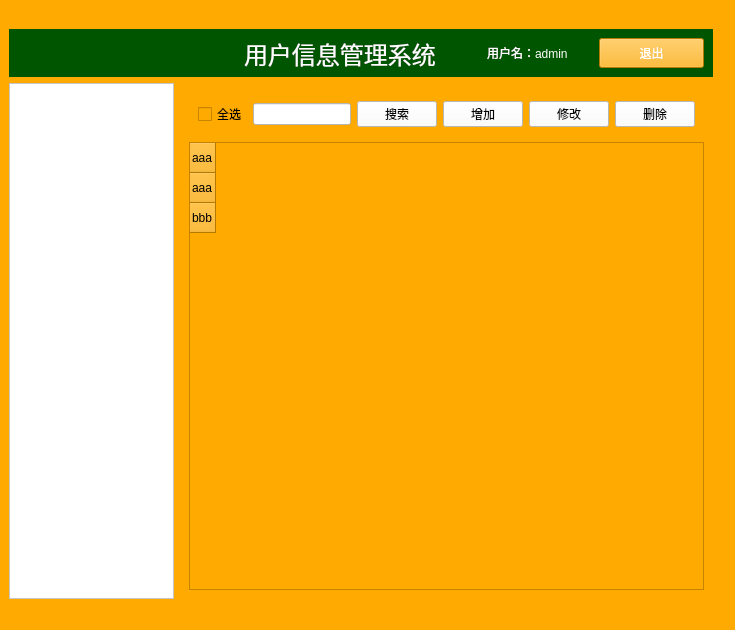
The window that mainwindow.ui (ZhouZihan-2005/ZhouZihan--) describes before a commit, drawn with Qt 5.
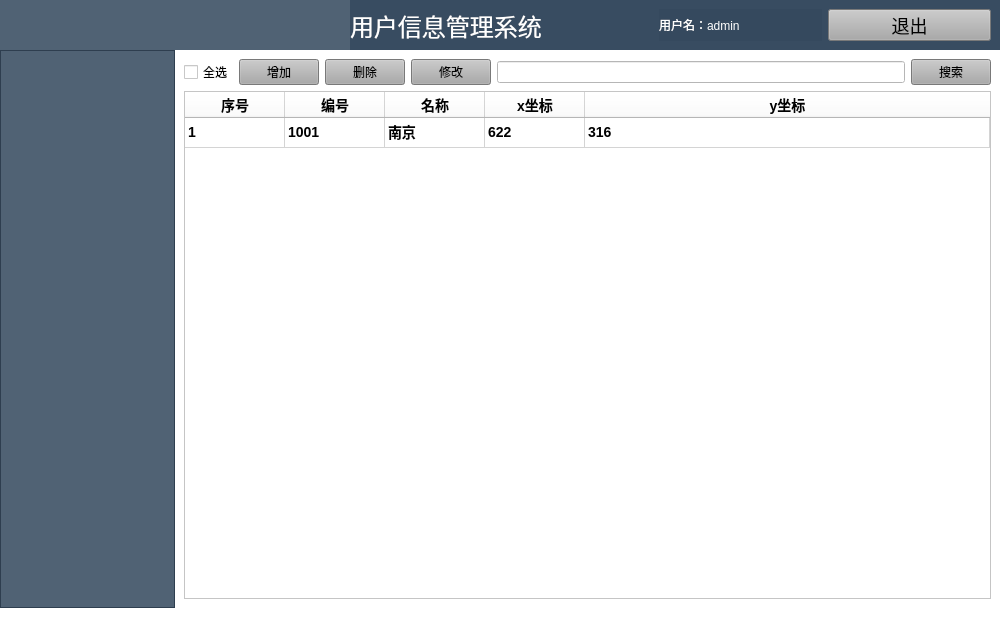
The same window after the commit.

```diff
--- a/mainwindow.ui
+++ b/mainwindow.ui
@@ -6,7 +6,7 @@
    <rect>
     <x>0</x>
     <y>0</y>
-    <width>735</width>
+    <width>1000</width>
     <height>630</height>
    </rect>
   </property>
@@ -22,25 +22,54 @@
   <property name="toolTip">
    <string>这是信息管理系统</string>
   </property>
+  <property name="layoutDirection">
+   <enum>Qt::LayoutDirection::LeftToRight</enum>
+  </property>
   <property name="styleSheet">
-   <string notr="true">background-color: rgb(255, 170, 0);</string>
+   <string notr="true">
+background-color: rgb(255, 255, 255);</string>
+  </property>
+  <property name="iconSize">
+   <size>
+    <width>30</width>
+    <height>30</height>
+   </size>
   </property>
   <widget class="QWidget" name="centralwidget">
-   <layout class="QGridLayout" name="gridLayout">
-    <item row="0" column="2">
-     <widget class="QLabel" name="label_2">
-      <property name="text">
-       <string/>
+   <layout class="QGridLayout" name="gridLayout" rowstretch="0,0">
+    <property name="leftMargin">
+     <number>0</number>
+    </property>
+    <property name="topMargin">
+     <number>0</number>
+    </property>
+    <property name="rightMargin">
+     <number>0</number>
+    </property>
+    <property name="bottomMargin">
+     <number>0</number>
+    </property>
+    <property name="spacing">
+     <number>0</number>
+    </property>
+    <item row="0" column="0" colspan="2">
+     <widget class="QWidget" name="bg_title" native="true">
+      <property name="minimumSize">
+       <size>
+        <width>0</width>
+        <height>50</height>
+       </size>
       </property>
-     </widget>
-    </item>
-    <item row="1" column="0" colspan="2">
-     <widget class="QWidget" name="widget_2" native="true">
+      <property name="maximumSize">
+       <size>
+        <width>16777215</width>
+        <height>50</height>
+       </size>
+      </property>
       <property name="styleSheet">
-       <string notr="true">background-color: rgb(0, 85, 0);
-color: rgb(255, 255, 255);</string>
+       <string notr="true">background-color:rgba(52, 73, 94, 220)</string>
       </property>
-      <layout class="QHBoxLayout" name="horizontalLayout_2" stretch="1,1,1">
+      <layout class="QHBoxLayout" name="horizontalLayout_2" stretch="0,0,0">
        <property name="spacing">
         <number>0</number>
        </property>
@@ -71,13 +100,19 @@
        </item>
        <item>
         <widget class="QLabel" name="label">
+         <property name="minimumSize">
+          <size>
+           <width>300</width>
+           <height>0</height>
+          </size>
+         </property>
          <property name="font">
           <font>
            <pointsize>18</pointsize>
           </font>
          </property>
          <property name="styleSheet">
-          <string notr="true"/>
+          <string notr="true">color:rgb(255, 255, 255)</string>
          </property>
          <property name="text">
           <string>用户信息管理系统</string>
@@ -86,9 +121,18 @@
        </item>
        <item>
         <widget class="QWidget" name="widget" native="true">
+         <property name="minimumSize">
+          <size>
+           <width>350</width>
+           <height>0</height>
+          </size>
+         </property>
          <layout class="QHBoxLayout" name="horizontalLayout">
           <item>
-           <widget class="QLabel" name="label_3">
+           <widget class="QLabel" name="lb_user">
+            <property name="styleSheet">
+             <string notr="true">color:white</string>
+            </property>
             <property name="text">
              <string>用户名：admin</string>
             </property>
@@ -103,8 +147,9 @@
              </size>
             </property>
             <property name="styleSheet">
-             <string notr="true">background-color: rgb(255, 170, 0);
-color: rgb(255, 255, 255);</string>
+             <string notr="true">background-color: rgb(170, 170, 170);
+color: rgb(0, 0, 0);
+font-size:18px;</string>
             </property>
             <property name="text">
              <string>退出</string>
@@ -117,7 +162,7 @@
       </layout>
      </widget>
     </item>
-    <item row="2" column="0">
+    <item row="1" column="0">
      <widget class="QTreeWidget" name="treeWidget">
       <property name="maximumSize">
        <size>
@@ -126,7 +171,9 @@
        </size>
       </property>
       <property name="styleSheet">
-       <string notr="true">background-color: rgb(255, 255, 255);</string>
+       <string notr="true">background-color: rgba(52, 73, 94, 220);
+color: rgb(255, 255, 255);
+font-size:18px;</string>
       </property>
       <attribute name="headerVisible">
        <bool>false</bool>
@@ -138,8 +185,15 @@
       </column>
      </widget>
     </item>
-    <item row="2" column="1">
+    <item row="1" column="1">
      <widget class="QStackedWidget" name="stackedWidget">
+      <property name="styleSheet">
+       <string notr="true">
+background-color: rgb(255, 255, 255);</string>
+      </property>
+      <property name="lineWidth">
+       <number>1</number>
+      </property>
       <widget class="QWidget" name="page">
        <layout class="QGridLayout" name="gridLayout_2">
         <item row="0" column="0">
@@ -148,6 +202,18 @@
            <string notr="true">color: rgb(0, 0, 0);</string>
           </property>
           <layout class="QHBoxLayout" name="horizontalLayout_3">
+           <property name="leftMargin">
+            <number>0</number>
+           </property>
+           <property name="topMargin">
+            <number>0</number>
+           </property>
+           <property name="rightMargin">
+            <number>0</number>
+           </property>
+           <property name="bottomMargin">
+            <number>0</number>
+           </property>
            <item>
             <widget class="QCheckBox" name="checkBox">
              <property name="styleSheet">
@@ -158,76 +224,127 @@
              </property>
             </widget>
            </item>
-           <item>
-            <widget class="QLineEdit" name="lineEdit">
-             <property name="styleSheet">
-              <string notr="true">background-color: rgb(255, 255, 255);</string>
-             </property>
-            </widget>
-           </item>
-           <item>
-            <widget class="QPushButton" name="pushButton_5">
-             <property name="styleSheet">
-              <string notr="true">background-color: rgb(255, 255, 255);</string>
-             </property>
-             <property name="text">
-              <string>搜索</string>
-             </property>
-            </widget>
-           </item>
            <item>
             <widget class="QPushButton" name="pushButton_4">
              <property name="styleSheet">
-              <string notr="true">background-color: rgb(255, 255, 255);</string>
+              <string notr="true">
+background-color: rgb(170, 170, 170);</string>
              </property>
              <property name="text">
               <string>增加</string>
              </property>
             </widget>
            </item>
-           <item>
-            <widget class="QPushButton" name="pushButton_2">
-             <property name="styleSheet">
-              <string notr="true">background-color: rgb(255, 255, 255);</string>
-             </property>
-             <property name="text">
-              <string>修改</string>
-             </property>
-            </widget>
-           </item>
            <item>
             <widget class="QPushButton" name="pushButton_3">
              <property name="styleSheet">
-              <string notr="true">background-color: rgb(255, 255, 255);</string>
+              <string notr="true">background-color: rgb(170, 170, 170);</string>
              </property>
              <property name="text">
               <string>删除</string>
              </property>
             </widget>
            </item>
+           <item>
+            <widget class="QPushButton" name="pushButton_2">
+             <property name="styleSheet">
+              <string notr="true">background-color: rgb(170, 170, 170);</string>
+             </property>
+             <property name="text">
+              <string>修改</string>
+             </property>
+            </widget>
+           </item>
+           <item>
+            <widget class="QLineEdit" name="lineEdit">
+             <property name="styleSheet">
+              <string notr="true">background-color: rgb(255, 255, 255);</string>
+             </property>
+            </widget>
+           </item>
+           <item>
+            <widget class="QPushButton" name="pushButton_5">
+             <property name="styleSheet">
+              <string notr="true">background-color: rgb(170, 170, 170);
+</string>
+             </property>
+             <property name="text">
+              <string>搜索</string>
+             </property>
+            </widget>
+           </item>
           </layout>
          </widget>
         </item>
         <item row="1" column="0">
          <widget class="QTableWidget" name="tableWidget">
           <property name="styleSheet">
-           <string notr="true">color: rgb(0, 0, 0);</string>
+           <string notr="true">color:black;
+
+font-size:14px;
+font-weight:bold;
+text-align:center;
+height:30px;
+
+</string>
           </property>
-          <row>
+          <attribute name="horizontalHeaderStretchLastSection">
+           <bool>true</bool>
+          </attribute>
+          <attribute name="verticalHeaderVisible">
+           <bool>false</bool>
+          </attribute>
+          <row/>
+          <column>
            <property name="text">
-            <string>aaa</string>
+            <string>序号</string>
            </property>
-          </row>
-          <row>
+          </column>
+          <column>
            <property name="text">
-            <string>aaa</string>
+            <string>编号</string>
            </property>
-          </row>
-          <row>
+          </column>
+          <column>
            <property name="text">
-            <string>bbb</string>
+            <string>名称</string>
            </property>
-          </row>
+          </column>
+          <column>
+           <property name="text">
+            <string>x坐标</string>
+           </property>
+          </column>
+          <column>
+           <property name="text">
+            <string>y坐标</string>
+           </property>
+          </column>
+          <item row="0" column="0">
+           <property name="text">
+            <string>1</string>
+           </property>
+          </item>
+          <item row="0" column="1">
+           <property name="text">
+            <string>1001</string>
+           </property>
+          </item>
+          <item row="0" column="2">
+           <property name="text">
+            <string>南京</string>
+           </property>
+          </item>
+          <item row="0" column="3">
+           <property name="text">
+            <string>622</string>
+           </property>
+          </item>
+          <item row="0" column="4">
+           <property name="text">
+            <string>316</string>
+           </property>
+          </item>
          </widget>
         </item>
        </layout>
```
Left out of the diff: 10 changed lines with no effect on the pictures.
